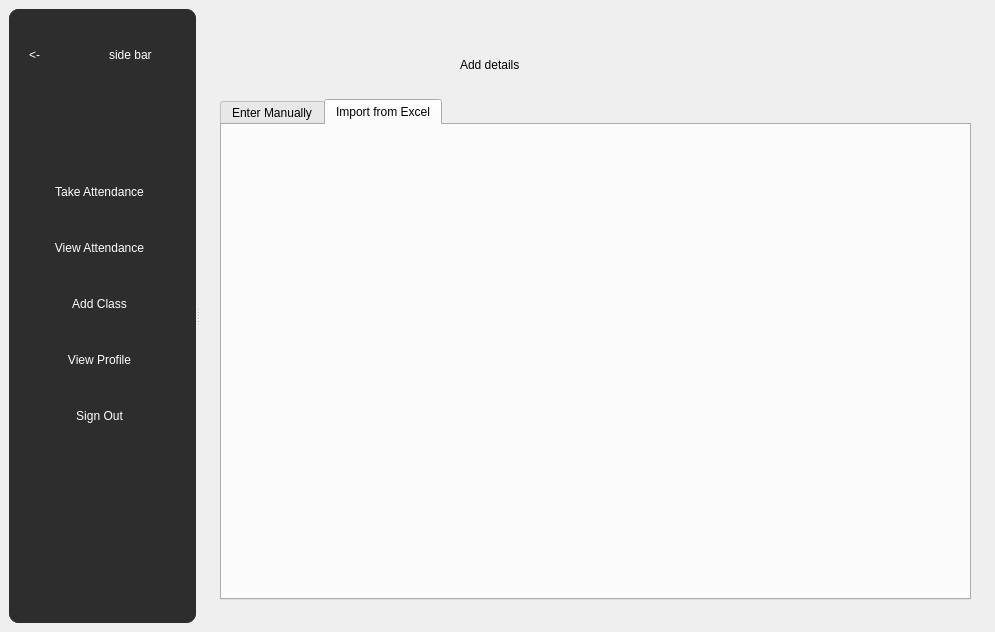
The window that mainwindow.ui (Shikhrrr/AttendanceManager) describes before a commit, drawn with Qt 5.
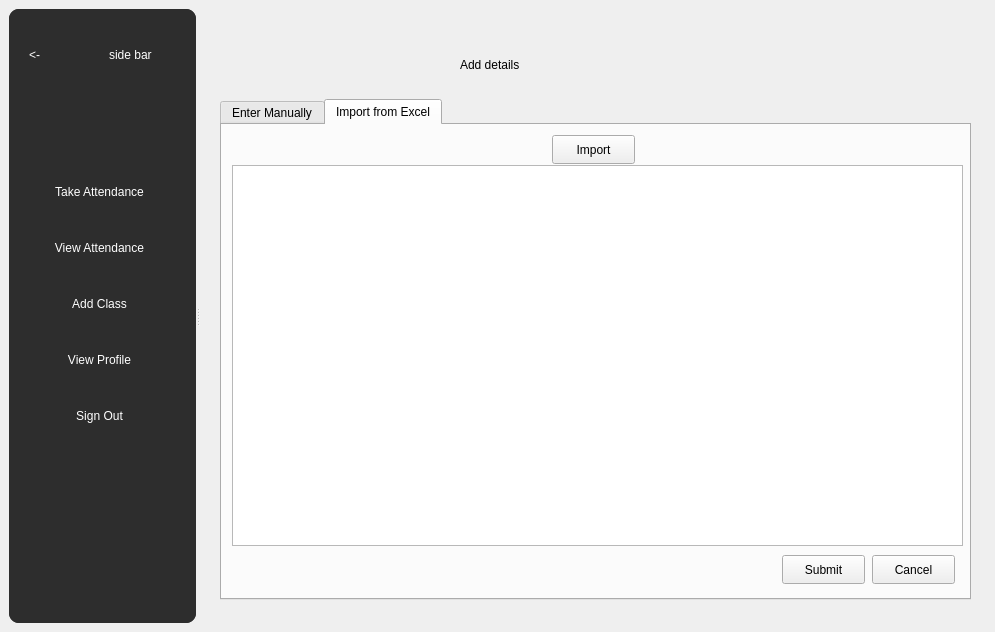
The same window after the commit. The open tabs and pages were chosen to show the change.

Commit message: removed excel import for now

```diff
--- a/mainwindow.ui
+++ b/mainwindow.ui
@@ -839,6 +839,55 @@
           <attribute name="title">
            <string>Import from Excel</string>
           </attribute>
+          <widget class="QTableView" name="importTable">
+           <property name="geometry">
+            <rect>
+             <x>10</x>
+             <y>40</y>
+             <width>731</width>
+             <height>381</height>
+            </rect>
+           </property>
+          </widget>
+          <widget class="QPushButton" name="importButton">
+           <property name="geometry">
+            <rect>
+             <x>330</x>
+             <y>10</y>
+             <width>83</width>
+             <height>29</height>
+            </rect>
+           </property>
+           <property name="text">
+            <string>Import</string>
+           </property>
+          </widget>
+          <widget class="QPushButton" name="importSubmit">
+           <property name="geometry">
+            <rect>
+             <x>560</x>
+             <y>430</y>
+             <width>83</width>
+             <height>29</height>
+            </rect>
+           </property>
+           <property name="text">
+            <string>Submit</string>
+           </property>
+          </widget>
+          <widget class="QPushButton" name="importCancel">
+           <property name="geometry">
+            <rect>
+             <x>650</x>
+             <y>430</y>
+             <width>83</width>
+             <height>29</height>
+            </rect>
+           </property>
+           <property name="text">
+            <string>Cancel</string>
+           </property>
+          </widget>
          </widget>
         </widget>
        </widget>
```
Left out of the diff: 4 changed lines with no effect on the pictures. The commit also changes 3 other files.
